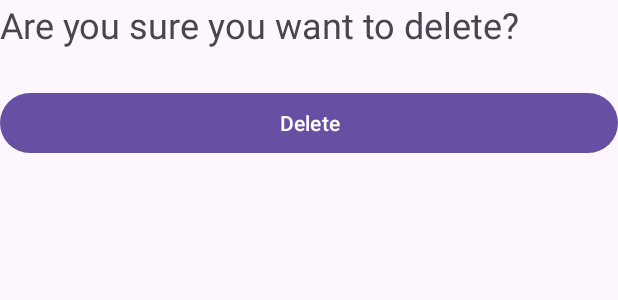
After one commit to uOttawaSEGA2023/project-group-13, an Android app built with Jetpack Compose: the layout delete_dialog.xml on its own in the app's theme, with its tools: preview values and no code run, on a phone screen of 412 x 824 dp. The commit adds this screen. Shown: the top 300 px of the screen. Run offline under Robolectric (Android 15) with nearby library versions, the phone set to English and light mode, and no system bars.

Commit message:
delete function available
added the delete function into the shift

```diff
--- a/app/src/main/java/com/uottawa/eecs/SEGDeliverable2/Shift.java
+++ b/app/src/main/java/com/uottawa/eecs/SEGDeliverable2/Shift.java
@@ -7,9 +7,12 @@ public class Shift {
     private String startTime;
     private String endTime;
 
+
     // Default constructor required for Firebase
     public Shift() {
     }
+
+
 
     public Shift(String userEmail, String date, String startTime, String endTime) {
         this.userEmail = userEmail;
@@ -38,4 +41,7 @@ public class Shift {
     public String getEndTime() {
         return endTime;
     }
+
+
+
 }
--- /dev/null
+++ b/app/src/main/res/layout/delete_dialog.xml
@@ -0,0 +1,29 @@
+<?xml version="1.0" encoding="utf-8"?>
+<LinearLayout xmlns:android="http://schemas.android.com/apk/res/android"
+    android:layout_width="match_parent"
+    android:layout_height="match_parent"
+    android:orientation="vertical">
+
+    <TextView
+        android:id="@+id/deleteText"
+        android:layout_width="match_parent"
+        android:layout_height="58dp"
+        android:text="Are you sure you want to delete?"
+        android:textSize="24sp" />
+
+    <LinearLayout
+        android:layout_width="match_parent"
+        android:layout_height="wrap_content"
+        android:orientation="horizontal">
+
+        <Button
+            android:id="@+id/buttonDeleteProduct"
+            android:layout_width="wrap_content"
+            android:layout_height="wrap_content"
+            android:layout_weight="1"
+            android:text="Delete" />
+
+    </LinearLayout>
+
+
+</LinearLayout>
```
Also changed, not shown: app/src/main/java/com/uottawa/eecs/SEGDeliverable2/DoctorShiftsActivity.java (+68 -40 lines), app/src/main/java/com/uottawa/eecs/SEGDeliverable2/ShiftAdapter.java (+50 -11 lines).
